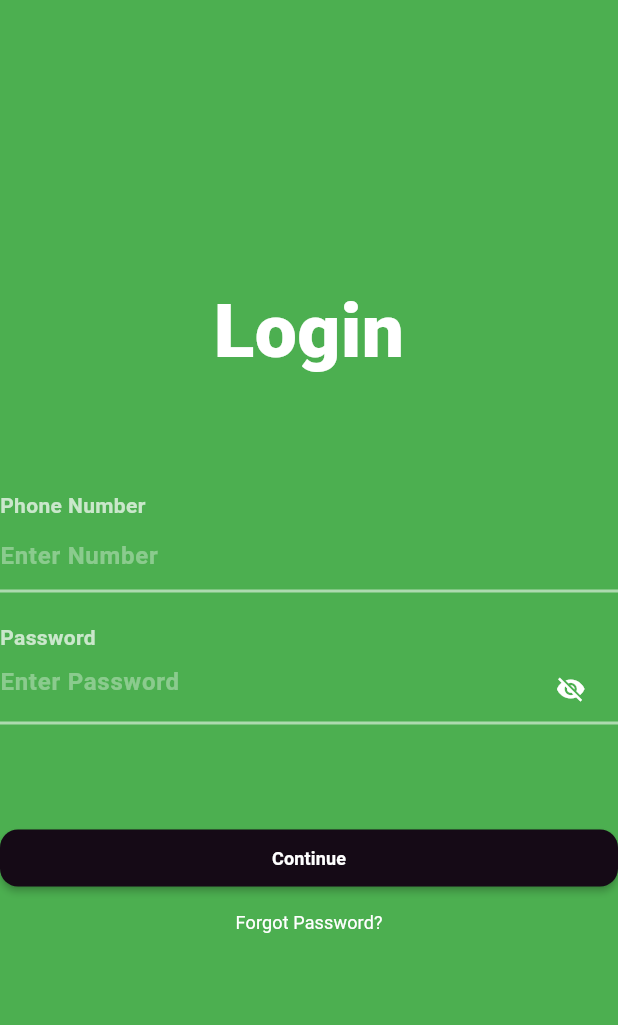
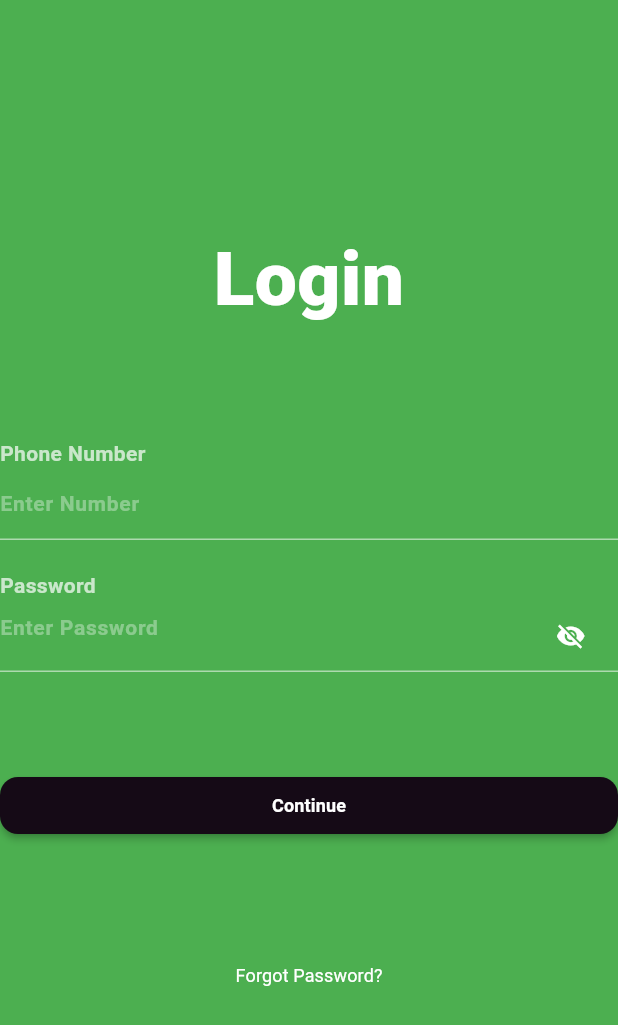
Before and after one commit to Mansyahariii/KB1179-1123150127-uts, a Flutter app: the Loginscreen screen opened directly, on a phone screen of 412 x 824 dp. Shown: the top 1025 px of the screen. Run offline on Flutter 3.47's test engine with Material 3 defaults, Android fonts, the phone set to English and light mode, and no system bars.

Commit message:
penyesuaian ke beberapa Widget dan jarak

```diff
--- a/lib/screen/LoginScreen.dart
+++ b/lib/screen/LoginScreen.dart
@@ -34,20 +34,21 @@ class Loginscreen extends StatelessWidget {
                 TextField(
                   keyboardType: TextInputType.number,
                   style: const TextStyle(
-                    fontSize: 16,
+                    fontSize: 14,
                     fontWeight: FontWeight.bold,
                     color: Colors.white,
                   ),
                   decoration: InputDecoration(
                     hintText: 'Enter Number',
                     hintStyle: TextStyle(
+                      fontSize: 14,
                       color: const Color.fromARGB(90, 255, 255, 255),
                     ),
                     enabledBorder: UnderlineInputBorder(
-                      borderSide: BorderSide(color: Colors.white54, width: 2),
+                      borderSide: BorderSide(color: Colors.white54),
                     ),
                     focusedBorder: UnderlineInputBorder(
-                      borderSide: BorderSide(color: Colors.white, width: 2),
+                      borderSide: BorderSide(color: Colors.white),
                     ),
                   ),
                 ),
@@ -63,20 +64,21 @@ class Loginscreen extends StatelessWidget {
                 TextField(
                   obscureText: true,
                   style: const TextStyle(
-                    fontSize: 16,
+                    fontSize: 14,
                     fontWeight: FontWeight.bold,
                     color: Colors.white,
                   ),
                   decoration: InputDecoration(
                     hintText: 'Enter Password',
                     hintStyle: TextStyle(
+                      fontSize: 14,
                       color: const Color.fromARGB(90, 255, 255, 255),
                     ),
                     enabledBorder: UnderlineInputBorder(
-                      borderSide: BorderSide(color: Colors.white54, width: 2),
+                      borderSide: BorderSide(color: Colors.white54),
                     ),
                     focusedBorder: UnderlineInputBorder(
-                      borderSide: BorderSide(color: Colors.white, width: 2),
+                      borderSide: BorderSide(color: Colors.white),
                     ),
                     suffixIcon: Container(
                       margin: EdgeInsets.only(right: 15),
@@ -114,6 +116,7 @@ class Loginscreen extends StatelessWidget {
                 ),
               ),
             ),
+            SizedBox(height: 70),
             TextButton(
               onPressed: () {},
               child: Text(
```
